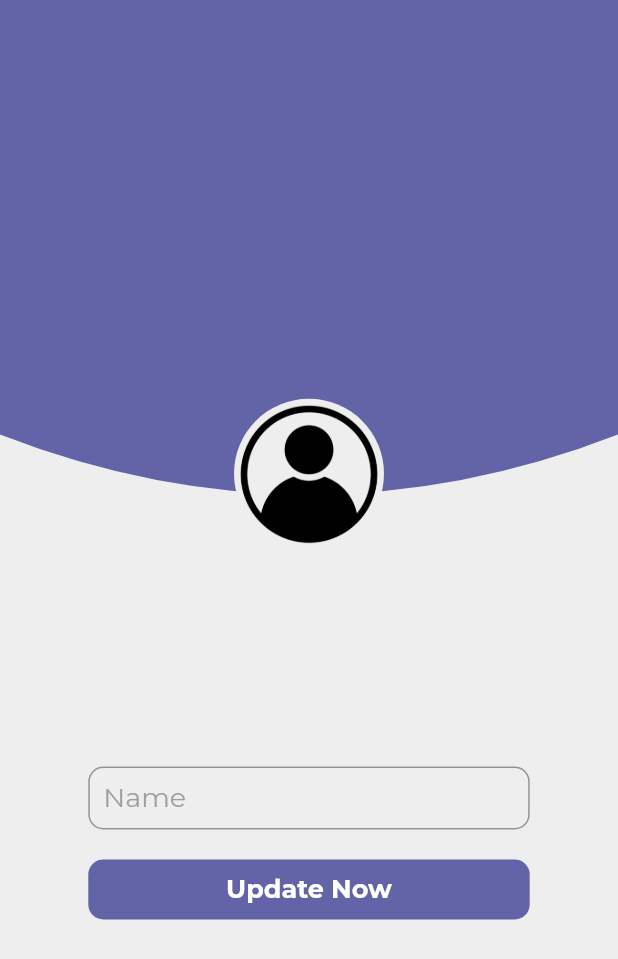
After one commit to iamparasbansal/MicroTeams, a Flutter app: the EditProfileScreen screen opened directly, on a phone screen of 412 x 824 dp. The commit adds this screen. Shown: the top 959 px of the screen. Run offline on Flutter 3.47's test engine with Material 2 defaults, Android fonts, the phone set to English and light mode, and no system bars; our stand-ins replace cloud_firestore, firebase_auth, firebase_core, flutter_custom_clippers, google_fonts, introduction_screen and 1 more; missing offline and left inert: flutter_config, jitsi_meet; accounts and stored records are empty.

Commit message:
UI inconsistency removed

```diff
--- /dev/null
+++ b/lib/screens/edit-profile-screen.dart
@@ -0,0 +1,147 @@
+import 'package:firebase_auth/firebase_auth.dart';
+import 'package:flutter/material.dart';
+import 'package:flutter_custom_clippers/flutter_custom_clippers.dart';
+import 'package:microteams/screens/home-page.dart';
+import 'package:microteams/screens/profile-screen.dart';
+import 'package:microteams/theme/app-colors.dart';
+import 'package:microteams/utils/variables.dart';
+
+class EditProfileScreen extends StatefulWidget {
+  const EditProfileScreen({ Key? key }) : super(key: key);
+
+  @override
+  _EditProfileScreenState createState() => _EditProfileScreenState();
+}
+
+class _EditProfileScreenState extends State<EditProfileScreen> {
+
+  String name = "";
+  TextEditingController nameController  = TextEditingController();
+
+
+  //------------------------------------------------------------------------
+  // Function to update User Data in Firestore Database
+  //------------------------------------------------------------------------
+  editProfile() async {
+    userCollection.doc(FirebaseAuth.instance.currentUser!.uid).update({
+      'name': nameController.text
+    });
+    setState(() {
+      name = nameController.text;
+    });
+    Navigator.push(
+      context,
+      MaterialPageRoute(
+        builder: (context)=> HomePage()
+      )
+    );
+  }
+
+  @override
+  Widget build(BuildContext context) {
+
+    var updateNowButton = InkWell(
+      onTap: (){
+        editProfile();
+      },
+      child: Container(
+        width: MediaQuery.of(context).size.width/1.4,
+        height: 40,
+        decoration: BoxDecoration(
+          color: purpleSecondary,
+          borderRadius: BorderRadius.circular(10)
+        ),
+        child: Center(
+          child: Text(
+            "Update Now",
+            style: mystyle(17, white),
+          ),
+        ),
+      ),
+    );
+
+    //------------------------------------------------------------------------
+    // Name Text Field to get user input of new name of user
+    //------------------------------------------------------------------------
+    var nameTextField = Container(
+      width: MediaQuery.of(context).size.width/1.4,
+      height: 42,
+      child: TextField(
+        style: mystyle(18, black, FontWeight.w400),
+        keyboardType: TextInputType.emailAddress,
+        controller: nameController,
+        decoration: InputDecoration(
+          contentPadding: EdgeInsets.only(
+            left: 10,
+            bottom: 21,  // THIS MARGIN SHOULD BE HALF OF THE HEIGHT PROVIDED
+          ),
+          border: OutlineInputBorder(
+            borderRadius: BorderRadius.circular(10),
+          ),
+          focusedBorder:  OutlineInputBorder(
+            borderSide: BorderSide(color: purpleSecondary, width: 2.0),
+            borderRadius: BorderRadius.circular(10),
+          ),
+          hintText: "Name",
+          hintStyle: mystyle(18, grey, FontWeight.w400)
+        ),
+      ),
+    );
+
+    //------------------------------------------------------------------------
+    // User Profile Pic Container
+    //------------------------------------------------------------------------
+    var circleAvatar = Container(
+      margin: EdgeInsets.only(
+        left: (MediaQuery.of(context).size.width / 2)-50,
+        top: MediaQuery.of(context).size.height / 3.1,
+      ),
+      child:Container(
+        width: 100,
+        height: 100,
+        decoration: BoxDecoration(
+          color: greyLight,
+          shape: BoxShape.circle,
+          image: DecorationImage(
+            image:  AssetImage('images/profile.png'),
+          ),
+        ),
+      )
+    );
+
+    //------------------------------------------------------------------------
+    // Circular Purple Clip at Top of Edit Profile Page
+    //------------------------------------------------------------------------
+    var clipPath = ClipPath(
+      clipper: OvalBottomBorderClipper(),
+      child: Container(
+        width: double.infinity,
+        height: MediaQuery.of(context).size.height/2.5,
+        decoration: BoxDecoration(
+          color: purpleSecondary
+        ),
+      ),
+    );
+
+    return Scaffold(
+      backgroundColor: greyLight,
+      body: Stack(
+        children: [
+          clipPath,
+          circleAvatar,
+           Center(
+            child: Column(
+              mainAxisAlignment: MainAxisAlignment.center,
+              children: [
+                mySizedBox(300),
+                nameTextField,
+                mySizedBox(20),
+                updateNowButton,
+              ],
+            ),
+          ),
+        ],
+      ),
+    );
+  }
+}
--- a/lib/screens/video-conference/join-meeting.dart
+++ b/lib/screens/video-conference/join-meeting.dart
@@ -89,6 +89,7 @@ class _JoinMeetingState extends State<JoinMeeting> {
 
 
     return Scaffold(
+      backgroundColor: greyLight,
       body: Center(
         child: Container(
           padding: EdgeInsets.symmetric(
```
Also changed, not shown: lib/screens/auth-screen.dart (+7 -1 lines), lib/screens/join-without-login-screen.dart (added, +70 -0 lines), lib/screens/profile-screen.dart (+12 -70 lines), lib/screens/register-screen.dart (+4 -4 lines), lib/screens/video-conference/create-meeting.dart (+14 -3 lines), 10 other files.
